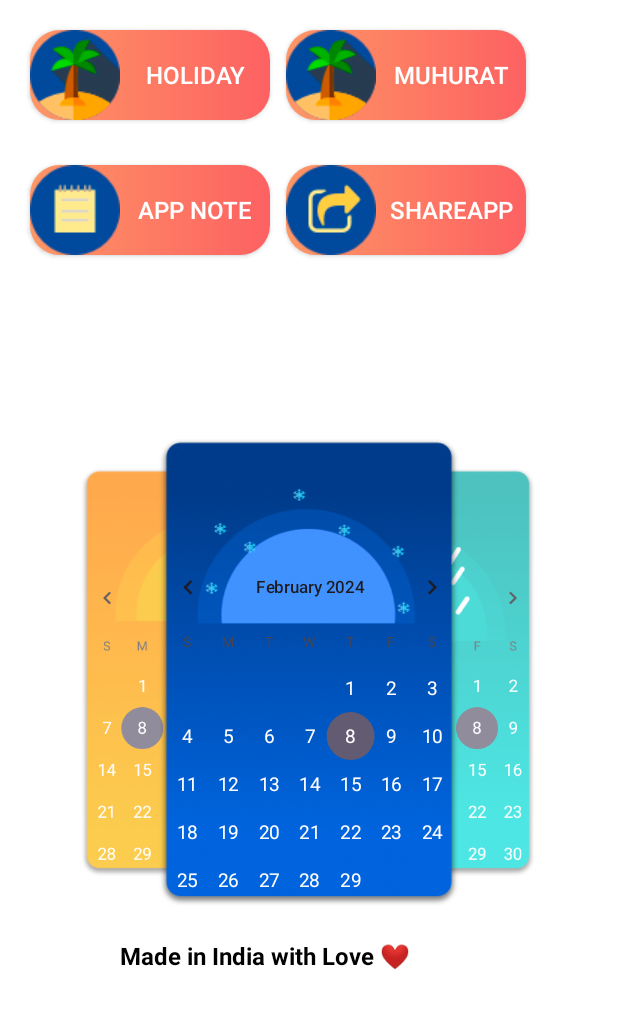
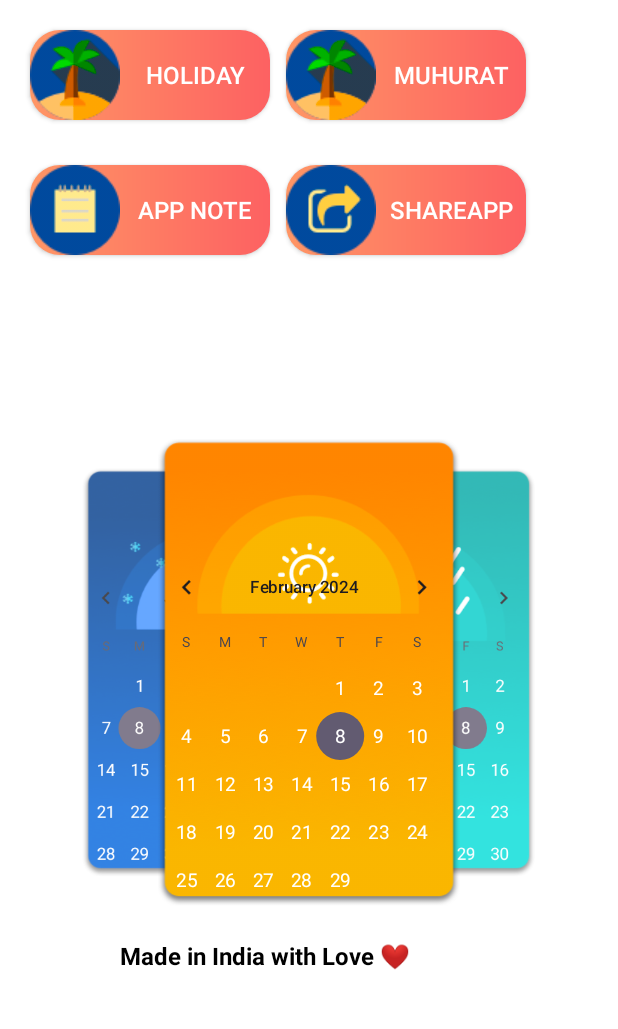
Before and after one commit to AmitKuveskar/Calendar, an Android app: the screen it shows after launch (Dashboard), on a phone screen of 412 x 824 dp, the part 96-1125 px from its top. Run offline under Robolectric (Android 15) with nearby library versions, the phone set to English and light mode, and no system bars.

Commit message:
My First App

```diff
--- a/app/src/main/java/com/example/calendar/Dashboard.kt
+++ b/app/src/main/java/com/example/calendar/Dashboard.kt
@@ -110,8 +110,8 @@ class Dashboard : AppCompatActivity() {
         imageList = ArrayList()
 
 
+        imageList.add(R.drawable.winter)
         imageList.add(R.drawable.summer)
-        imageList.add(R.drawable.winter)
         imageList.add(R.drawable.monsoon)
 
         // Initialize and set the adapter
--- a/app/src/main/java/com/example/calendar/DepthPageTransformer.kt
+++ b/app/src/main/java/com/example/calendar/DepthPageTransformer.kt
@@ -9,7 +9,7 @@ class DepthPageTransformer : ViewPager2.PageTransformer {
     companion object {
         private const val MIN_SCALE = 0.7f
         private const val MAX_SCALE = 0.8f
-        private const val MIN_FADE = 0.7f
+        private const val MIN_FADE = 0.8f
     }
 
     override fun transformPage(view: View, position: Float) {
--- a/app/src/main/res/layout/item_seasonal_image.xml
+++ b/app/src/main/res/layout/item_seasonal_image.xml
@@ -21,7 +21,7 @@
         android:layout_height="wrap_content"
         android:layout_marginStart="22dp"
         android:layout_marginTop="90dp"
-        android:layout_marginEnd="20dp"
+        android:layout_marginEnd="30dp"
         android:dateTextAppearance="@style/CalendarDateTextAppearance"
 
         />
```
